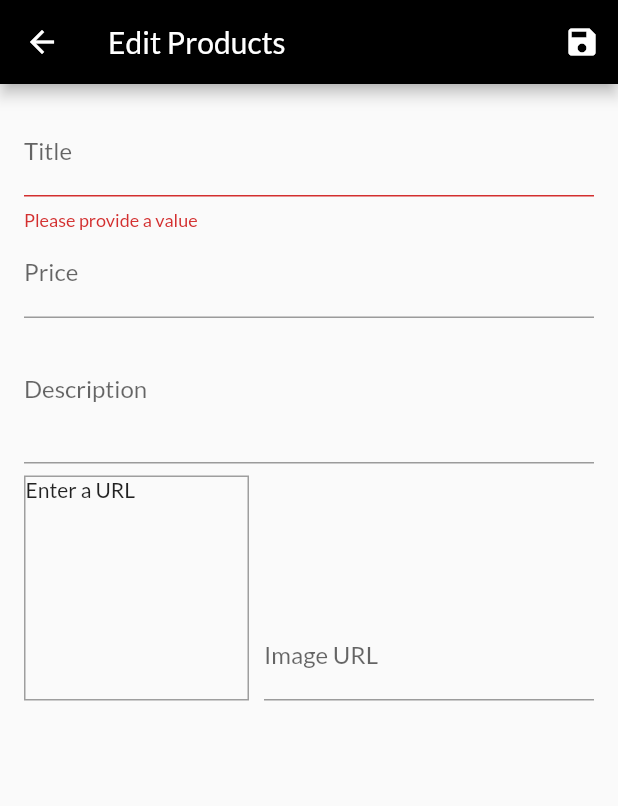
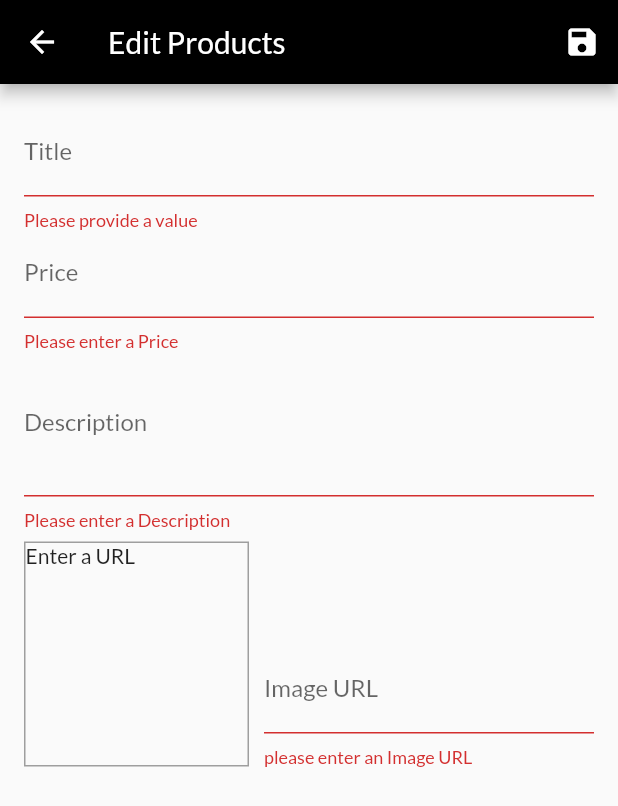
Before and after one commit to ibadasif/shop_app, a Flutter app: the EditProductScreen screen opened by its route, after a tap on the "save" icon, on a phone screen of 412 x 824 dp. Shown: the top 806 px of the screen. Run offline on Flutter 3.47's test engine with Material 2 defaults, Android fonts, the phone set to English and light mode, and no system bars; network calls fail.

Commit message:
Added validation to TextForm fields

```diff
--- a/lib/screens/edit_product_screen.dart
+++ b/lib/screens/edit_product_screen.dart
@@ -39,6 +39,13 @@ class _EditProductScreenState extends State<EditProductScreen> {
 
   void _updateImageUrl() {
     if (!_imageUrlFoucsNode.hasFocus) {
+      if ((!_imageUrlController.text.startsWith('http') &&
+              !_imageUrlController.text.startsWith('https')) ||
+          (!_imageUrlController.text.endsWith('.png') &&
+              !_imageUrlController.text.endsWith('.jpg') &&
+              !_imageUrlController.text.endsWith('.jpeg'))) {
+        return;
+      }
       setState(() {});
     }
   }
@@ -105,6 +112,18 @@ class _EditProductScreenState extends State<EditProductScreen> {
                     print(value);
                     FocusScope.of(context).requestFocus(_descriptionFocusNode);
                   },
+                  validator: (value) {
+                    if (value.isEmpty) {
+                      return 'Please enter a Price';
+                    }
+                    if (double.tryParse(value) == null) {
+                      return 'Please enter a Valid Price';
+                    }
+                    if (double.parse(value) <= 0) {
+                      return 'Please enter a number greater then 0';
+                    }
+                    return null;
+                  },
                   onSaved: (value) {
                     _editedProduct = Product(
                       id: null,
@@ -120,6 +139,15 @@ class _EditProductScreenState extends State<EditProductScreen> {
                   keyboardType: TextInputType.multiline,
                   maxLines: 3,
                   focusNode: _descriptionFocusNode,
+                  validator: (value) {
+                    if (value.isEmpty) {
+                      return 'Please enter a Description';
+                    }
+                    if (value.length < 10) {
+                      return 'Please enter atleast 10 characters';
+                    }
+                    return null;
+                  },
                   onSaved: (value) {
                     _editedProduct = Product(
                       id: null,
@@ -160,11 +188,23 @@ class _EditProductScreenState extends State<EditProductScreen> {
                         textInputAction: TextInputAction.done,
                         controller: _imageUrlController,
                         focusNode: _imageUrlFoucsNode,
-                        onEditingComplete: () {
-                          setState(() {});
-                        },
                         onFieldSubmitted: (_) {
                           _saveForm();
+                        },
+                        validator: (value) {
+                          if (value.isEmpty) {
+                            return 'please enter an Image URL';
+                          }
+                          if (!value.startsWith('http') &&
+                              !value.startsWith('https')) {
+                            return 'Please enter a Valid URL';
+                          }
+                          if (!value.endsWith('.png') &&
+                              !value.endsWith('.jpg') &&
+                              !value.endsWith('.jpeg')) {
+                            return 'Please enter a valid Image URL';
+                          }
+                          return null;
                         },
                         onSaved: (value) {
                           _editedProduct = Product(
```
